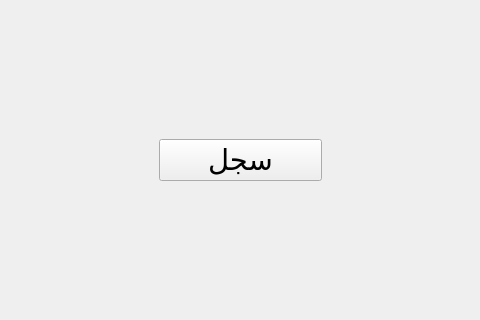
First picture: the form in UI/mainWindow.ui, repository anwer25/Administration_agricole, before the edit; both pictures show x 445 to 925 and y 300 to 620 of the 1371 by 733 pixel window.
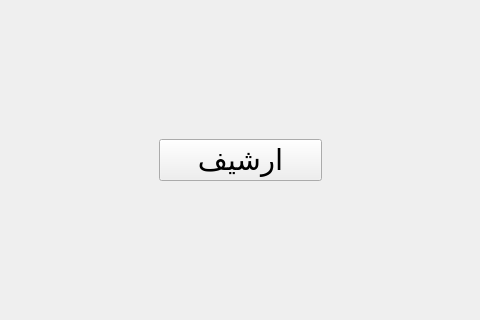
Second picture: the form after the edit. Icons and pictures are not drawn.

```diff
--- a/UI/mainWindow.ui
+++ b/UI/mainWindow.ui
@@ -185,7 +185,7 @@
           </font>
          </property>
          <property name="text">
-          <string>سجل</string>
+          <string>ارشيف</string>
          </property>
         </widget>
        </item>
```
Left out of the diff: 2 changed lines with no effect on the pictures.
